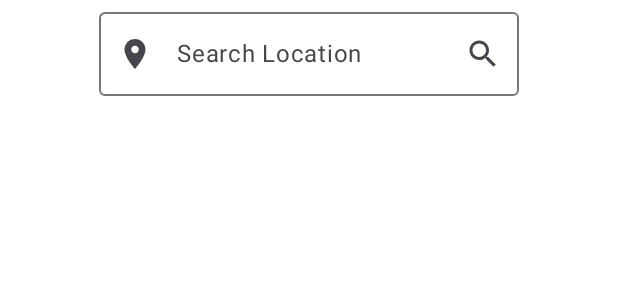
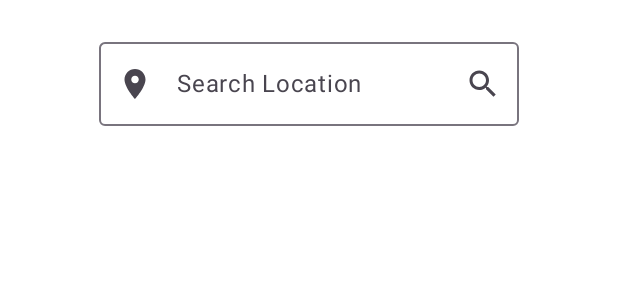
Before and after one commit to sumeyrapolat/WeatherAppJetpackCompose, an Android app built with Jetpack Compose: the @Preview function showWeatherPage, on a phone screen of 412 x 824 dp. Shown: the top 300 px of the screen. Run offline under Robolectric (Android 15) with nearby library versions, the phone set to English and light mode, and no system bars.

```diff
--- a/app/src/main/java/com/example/weathercompose/MainActivity.kt
+++ b/app/src/main/java/com/example/weathercompose/MainActivity.kt
@@ -10,11 +10,15 @@ import androidx.compose.material3.Text
 import androidx.compose.runtime.Composable
 import androidx.compose.ui.Modifier
 import androidx.compose.ui.tooling.preview.Preview
+import androidx.lifecycle.ViewModelProvider
 import com.example.weathercompose.ui.theme.WeatherComposeTheme
 
 class MainActivity : ComponentActivity() {
     override fun onCreate(savedInstanceState: Bundle?) {
         super.onCreate(savedInstanceState)
+
+        val weatherViewModel = ViewModelProvider(this)[WeatherViewModel::class.java]
+
         setContent {
             WeatherComposeTheme {
                 // A surface container using the 'background' color from the theme
@@ -22,7 +26,7 @@ class MainActivity : ComponentActivity() {
                     modifier = Modifier.fillMaxSize(),
                     color = MaterialTheme.colorScheme.background
                 ) {
-                    WeatherPage()
+                    WeatherPage(weatherViewModel)
                 }
             }
         }
--- a/app/src/main/java/com/example/weathercompose/WeatherPage.kt
+++ b/app/src/main/java/com/example/weathercompose/WeatherPage.kt
@@ -4,6 +4,7 @@ import android.util.Log
 import androidx.compose.foundation.layout.Arrangement
 import androidx.compose.foundation.layout.Row
 import androidx.compose.foundation.layout.fillMaxSize
+import androidx.compose.foundation.layout.padding
 import androidx.compose.foundation.text.KeyboardActions
 import androidx.compose.foundation.text.KeyboardOptions
 import androidx.compose.material.icons.Icons
@@ -26,21 +27,18 @@ import androidx.compose.ui.focus.focusRequester
 import androidx.compose.ui.text.input.ImeAction
 import androidx.compose.ui.text.input.KeyboardType
 import androidx.compose.ui.tooling.preview.Preview
+import androidx.compose.ui.unit.dp
 import kotlinx.coroutines.launch
 
 @Composable
-fun WeatherPage() {
+fun WeatherPage( weatherViewModel: WeatherViewModel) {
     var city by rememberSaveable {
         mutableStateOf("")
     }
 
 
-    val focusRequester = remember { FocusRequester() }
-    val coroutineScope = rememberCoroutineScope()
-
-
     Row(
-       modifier = Modifier.fillMaxSize(),
+       modifier = Modifier.fillMaxSize().padding(20.dp),
        horizontalArrangement = Arrangement.Center
    ) {
        OutlinedTextField(
@@ -56,9 +54,7 @@ fun WeatherPage() {
 
            leadingIcon = {
                IconButton(onClick = {
-                   coroutineScope.launch {
-                       focusRequester.requestFocus()
-                   }
+
                }) {
                    Icon(imageVector = Icons.Filled.LocationOn,
                        contentDescription = "Location Icon")
@@ -66,7 +62,9 @@ fun WeatherPage() {
            },
 
            trailingIcon = {
-               IconButton(onClick = { /*TODO*/ }) {
+               IconButton(onClick = {
+                   weatherViewModel.getData(city)
+               }) {
                    Icon(imageVector = Icons.Default.Search,
                        contentDescription = "Searched" )
                }
@@ -81,8 +79,7 @@ fun WeatherPage() {
                onSearch = {
                    Log.i("ImeAction", "clicked")
                }
-           ),
-           modifier = Modifier.focusRequester(focusRequester)
+           )
 
        )
    }
@@ -92,5 +89,5 @@ fun WeatherPage() {
 @Composable
 @Preview
 fun showWeatherPage() {
-    WeatherPage()
+    WeatherPage(weatherViewModel = WeatherViewModel())
 }
--- /dev/null
+++ b/app/src/main/java/com/example/weathercompose/WeatherViewModel.kt
@@ -0,0 +1,13 @@
+package com.example.weathercompose
+
+import android.util.Log
+import androidx.lifecycle.ViewModel
+
+class WeatherViewModel : ViewModel() {
+
+    fun getData(city: String){
+        Log.i("City name: " , city)
+    }
+
+
+}
```
